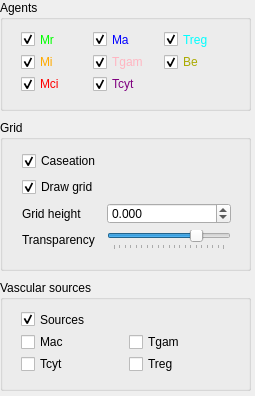
This is gui/agentswidget.ui in gmackie/GR-ABM-ODE-2D as Qt 5 draws it before an edit. The edited form follows.
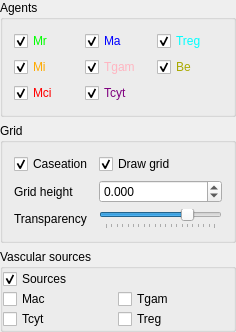
This is the edited form.

Commit message: Tweaked gui elements to be resized properly

```diff
--- a/gui/agentswidget.ui
+++ b/gui/agentswidget.ui
@@ -6,616 +6,579 @@
    <rect>
     <x>0</x>
     <y>0</y>
-    <width>255</width>
-    <height>396</height>
+    <width>236</width>
+    <height>312</height>
    </rect>
   </property>
   <property name="windowTitle">
    <string>AgentsWidget</string>
   </property>
-  <widget class="QGroupBox" name="groupBoxAgentsGrid">
-   <property name="geometry">
-    <rect>
-     <x>0</x>
-     <y>120</y>
-     <width>251</width>
-     <height>151</height>
-    </rect>
+  <layout class="QVBoxLayout" name="verticalLayout">
+   <property name="margin">
+    <number>0</number>
    </property>
-   <property name="title">
-    <string>Grid</string>
-   </property>
-   <widget class="QWidget" name="layoutWidget_Z">
-    <property name="geometry">
-     <rect>
-      <x>11</x>
-      <y>20</y>
-      <width>231</width>
-      <height>121</height>
-     </rect>
-    </property>
-    <layout class="QGridLayout" name="gridLayout_11">
-     <item row="0" column="0">
-      <widget class="QCheckBox" name="checkBoxDrawAgentCaseation">
-       <property name="text">
-        <string>Caseation</string>
-       </property>
-       <property name="checked">
-        <bool>true</bool>
-       </property>
-      </widget>
-     </item>
-     <item row="1" column="0">
-      <widget class="QCheckBox" name="checkBoxAgentDrawGrid">
-       <property name="text">
-        <string>Draw grid</string>
-       </property>
-       <property name="checked">
-        <bool>true</bool>
-       </property>
-      </widget>
-     </item>
-     <item row="2" column="0">
-      <widget class="QLabel" name="labelAgentsHeightGrid">
-       <property name="text">
-        <string>Grid height</string>
-       </property>
-      </widget>
-     </item>
-     <item row="3" column="0">
-      <widget class="QLabel" name="labelAgentstGridTransparency">
-       <property name="text">
-        <string>Transparency</string>
-       </property>
-      </widget>
-     </item>
-     <item row="3" column="1">
-      <widget class="QSlider" name="horizontalSliderAgentsAlpha">
-       <property name="enabled">
-        <bool>true</bool>
-       </property>
-       <property name="minimum">
-        <number>0</number>
-       </property>
-       <property name="maximum">
-        <number>20</number>
-       </property>
-       <property name="pageStep">
-        <number>2</number>
-       </property>
-       <property name="value">
-        <number>15</number>
-       </property>
-       <property name="orientation">
-        <enum>Qt::Horizontal</enum>
-       </property>
-       <property name="tickPosition">
-        <enum>QSlider::TicksBelow</enum>
-       </property>
-      </widget>
-     </item>
-     <item row="2" column="1">
-      <widget class="QDoubleSpinBox" name="doubleSpinBoxAgentsGridHeight">
-       <property name="enabled">
-        <bool>true</bool>
-       </property>
-       <property name="locale">
-        <locale language="English" country="UnitedStates"/>
-       </property>
-       <property name="decimals">
-        <number>3</number>
-       </property>
-       <property name="minimum">
-        <double>-40.000000000000000</double>
-       </property>
-       <property name="maximum">
-        <double>40.000000000000000</double>
-       </property>
-       <property name="singleStep">
-        <double>4.000000000000000</double>
-       </property>
-       <property name="value">
-        <double>0.000000000000000</double>
-       </property>
-      </widget>
-     </item>
-    </layout>
-   </widget>
-  </widget>
-  <widget class="QGroupBox" name="groupBoxAgentsSources">
-   <property name="geometry">
-    <rect>
-     <x>0</x>
-     <y>280</y>
-     <width>251</width>
-     <height>111</height>
-    </rect>
-   </property>
-   <property name="title">
-    <string>Vascular sources</string>
-   </property>
-   <widget class="QWidget" name="layoutWidgetW">
-    <property name="geometry">
-     <rect>
-      <x>10</x>
-      <y>20</y>
-      <width>231</width>
-      <height>83</height>
-     </rect>
-    </property>
-    <layout class="QGridLayout" name="gridLayout_17">
-     <item row="0" column="0">
-      <widget class="QCheckBox" name="checkBoxDrawAgentSources">
-       <property name="text">
-        <string>Sources</string>
-       </property>
-       <property name="checked">
-        <bool>true</bool>
-       </property>
-      </widget>
-     </item>
-     <item row="1" column="0">
-      <widget class="QCheckBox" name="checkBoxDrawAgentSourcesMac">
-       <property name="text">
-        <string>Mac</string>
-       </property>
-       <property name="checked">
-        <bool>false</bool>
-       </property>
-      </widget>
-     </item>
-     <item row="1" column="1">
-      <widget class="QCheckBox" name="checkBoxDrawAgentSourcesTgam">
-       <property name="text">
-        <string>Tgam</string>
-       </property>
-       <property name="checked">
-        <bool>false</bool>
-       </property>
-      </widget>
-     </item>
-     <item row="2" column="0">
-      <widget class="QCheckBox" name="checkBoxDrawAgentSourcesTcyt">
-       <property name="text">
-        <string>Tcyt</string>
-       </property>
-       <property name="checked">
-        <bool>false</bool>
-       </property>
-      </widget>
-     </item>
-     <item row="2" column="1">
-      <widget class="QCheckBox" name="checkBoxDrawAgentSourcesTreg">
-       <property name="text">
-        <string>Treg</string>
-       </property>
-       <property name="checked">
-        <bool>false</bool>
-       </property>
-      </widget>
-     </item>
-    </layout>
-   </widget>
-  </widget>
-  <widget class="QGroupBox" name="groupBoxAgents">
-   <property name="enabled">
-    <bool>true</bool>
-   </property>
-   <property name="geometry">
-    <rect>
-     <x>0</x>
-     <y>0</y>
-     <width>251</width>
-     <height>111</height>
-    </rect>
-   </property>
-   <property name="toolTip">
-    <string/>
-   </property>
-   <property name="title">
-    <string>Agents</string>
-   </property>
-   <widget class="QWidget" name="layoutWidget_Y">
-    <property name="geometry">
-     <rect>
-      <x>10</x>
-      <y>20</y>
-      <width>231</width>
-      <height>83</height>
-     </rect>
-    </property>
-    <layout class="QGridLayout" name="gridLayout_9">
-     <item row="0" column="0">
-      <widget class="QCheckBox" name="checkBoxDrawAgentMr">
-       <property name="palette">
-        <palette>
-         <active>
-          <colorrole role="WindowText">
-           <brush brushstyle="SolidPattern">
-            <color alpha="255">
-             <red>0</red>
-             <green>255</green>
-             <blue>0</blue>
-            </color>
-           </brush>
-          </colorrole>
-         </active>
-         <inactive>
-          <colorrole role="WindowText">
-           <brush brushstyle="SolidPattern">
-            <color alpha="255">
-             <red>0</red>
-             <green>255</green>
-             <blue>0</blue>
-            </color>
-           </brush>
-          </colorrole>
-         </inactive>
-         <disabled>
-          <colorrole role="WindowText">
-           <brush brushstyle="SolidPattern">
-            <color alpha="255">
-             <red>118</red>
-             <green>116</green>
-             <blue>113</blue>
-            </color>
-           </brush>
-          </colorrole>
-         </disabled>
-        </palette>
-       </property>
-       <property name="toolTip">
-        <string/>
-       </property>
-       <property name="text">
-        <string>Mr</string>
-       </property>
-       <property name="checked">
-        <bool>true</bool>
-       </property>
-      </widget>
-     </item>
-     <item row="0" column="1">
-      <widget class="QCheckBox" name="checkBoxDrawAgentMa">
-       <property name="palette">
-        <palette>
-         <active>
-          <colorrole role="WindowText">
-           <brush brushstyle="SolidPattern">
-            <color alpha="255">
-             <red>0</red>
-             <green>0</green>
-             <blue>255</blue>
-            </color>
-           </brush>
-          </colorrole>
-         </active>
-         <inactive>
-          <colorrole role="WindowText">
-           <brush brushstyle="SolidPattern">
-            <color alpha="255">
-             <red>0</red>
-             <green>0</green>
-             <blue>255</blue>
-            </color>
-           </brush>
-          </colorrole>
-         </inactive>
-         <disabled>
-          <colorrole role="WindowText">
-           <brush brushstyle="SolidPattern">
-            <color alpha="255">
-             <red>118</red>
-             <green>116</green>
-             <blue>113</blue>
-            </color>
-           </brush>
-          </colorrole>
-         </disabled>
-        </palette>
-       </property>
-       <property name="toolTip">
-        <string/>
-       </property>
-       <property name="text">
-        <string>Ma</string>
-       </property>
-       <property name="checked">
-        <bool>true</bool>
-       </property>
-      </widget>
-     </item>
-     <item row="1" column="0">
-      <widget class="QCheckBox" name="checkBoxDrawAgentMi">
-       <property name="palette">
-        <palette>
-         <active>
-          <colorrole role="WindowText">
-           <brush brushstyle="SolidPattern">
-            <color alpha="255">
-             <red>255</red>
-             <green>170</green>
-             <blue>0</blue>
-            </color>
-           </brush>
-          </colorrole>
-         </active>
-         <inactive>
-          <colorrole role="WindowText">
-           <brush brushstyle="SolidPattern">
-            <color alpha="255">
-             <red>255</red>
-             <green>170</green>
-             <blue>0</blue>
-            </color>
-           </brush>
-          </colorrole>
-         </inactive>
-         <disabled>
-          <colorrole role="WindowText">
-           <brush brushstyle="SolidPattern">
-            <color alpha="255">
-             <red>118</red>
-             <green>116</green>
-             <blue>113</blue>
-            </color>
-           </brush>
-          </colorrole>
-         </disabled>
-        </palette>
-       </property>
-       <property name="toolTip">
-        <string/>
-       </property>
-       <property name="text">
-        <string>Mi</string>
-       </property>
-       <property name="checked">
-        <bool>true</bool>
-       </property>
-      </widget>
-     </item>
-     <item row="1" column="1">
-      <widget class="QCheckBox" name="checkBoxDrawAgentTgam">
-       <property name="palette">
-        <palette>
-         <active>
-          <colorrole role="WindowText">
-           <brush brushstyle="SolidPattern">
-            <color alpha="255">
-             <red>255</red>
-             <green>181</green>
-             <blue>193</blue>
-            </color>
-           </brush>
-          </colorrole>
-         </active>
-         <inactive>
-          <colorrole role="WindowText">
-           <brush brushstyle="SolidPattern">
-            <color alpha="255">
-             <red>255</red>
-             <green>181</green>
-             <blue>193</blue>
-            </color>
-           </brush>
-          </colorrole>
-         </inactive>
-         <disabled>
-          <colorrole role="WindowText">
-           <brush brushstyle="SolidPattern">
-            <color alpha="255">
-             <red>118</red>
-             <green>116</green>
-             <blue>113</blue>
-            </color>
-           </brush>
-          </colorrole>
-         </disabled>
-        </palette>
-       </property>
-       <property name="text">
-        <string>Tgam</string>
-       </property>
-       <property name="checked">
-        <bool>true</bool>
-       </property>
-      </widget>
-     </item>
-     <item row="2" column="0">
-      <widget class="QCheckBox" name="checkBoxDrawAgentMci">
-       <property name="palette">
-        <palette>
-         <active>
-          <colorrole role="WindowText">
-           <brush brushstyle="SolidPattern">
-            <color alpha="255">
-             <red>255</red>
-             <green>0</green>
-             <blue>0</blue>
-            </color>
-           </brush>
-          </colorrole>
-         </active>
-         <inactive>
-          <colorrole role="WindowText">
-           <brush brushstyle="SolidPattern">
-            <color alpha="255">
-             <red>255</red>
-             <green>0</green>
-             <blue>0</blue>
-            </color>
-           </brush>
-          </colorrole>
-         </inactive>
-         <disabled>
-          <colorrole role="WindowText">
-           <brush brushstyle="SolidPattern">
-            <color alpha="255">
-             <red>118</red>
-             <green>116</green>
-             <blue>113</blue>
-            </color>
-           </brush>
-          </colorrole>
-         </disabled>
-        </palette>
-       </property>
-       <property name="toolTip">
-        <string/>
-       </property>
-       <property name="text">
-        <string>Mci</string>
-       </property>
-       <property name="checked">
-        <bool>true</bool>
-       </property>
-      </widget>
-     </item>
-     <item row="2" column="1">
-      <widget class="QCheckBox" name="checkBoxDrawAgentTcyt">
-       <property name="palette">
-        <palette>
-         <active>
-          <colorrole role="WindowText">
-           <brush brushstyle="SolidPattern">
-            <color alpha="255">
-             <red>127</red>
-             <green>0</green>
-             <blue>127</blue>
-            </color>
-           </brush>
-          </colorrole>
-         </active>
-         <inactive>
-          <colorrole role="WindowText">
-           <brush brushstyle="SolidPattern">
-            <color alpha="255">
-             <red>127</red>
-             <green>0</green>
-             <blue>127</blue>
-            </color>
-           </brush>
-          </colorrole>
-         </inactive>
-         <disabled>
-          <colorrole role="WindowText">
-           <brush brushstyle="SolidPattern">
-            <color alpha="255">
-             <red>118</red>
-             <green>116</green>
-             <blue>113</blue>
-            </color>
-           </brush>
-          </colorrole>
-         </disabled>
-        </palette>
-       </property>
-       <property name="text">
-        <string>Tcyt</string>
-       </property>
-       <property name="checked">
-        <bool>true</bool>
-       </property>
-      </widget>
-     </item>
-     <item row="0" column="2">
-      <widget class="QCheckBox" name="checkBoxDrawAgentTreg">
-       <property name="palette">
-        <palette>
-         <active>
-          <colorrole role="WindowText">
-           <brush brushstyle="SolidPattern">
-            <color alpha="255">
-             <red>0</red>
-             <green>255</green>
-             <blue>255</blue>
-            </color>
-           </brush>
-          </colorrole>
-         </active>
-         <inactive>
-          <colorrole role="WindowText">
-           <brush brushstyle="SolidPattern">
-            <color alpha="255">
-             <red>0</red>
-             <green>255</green>
-             <blue>255</blue>
-            </color>
-           </brush>
-          </colorrole>
-         </inactive>
-         <disabled>
-          <colorrole role="WindowText">
-           <brush brushstyle="SolidPattern">
-            <color alpha="255">
-             <red>118</red>
-             <green>116</green>
-             <blue>113</blue>
-            </color>
-           </brush>
-          </colorrole>
-         </disabled>
-        </palette>
-       </property>
-       <property name="text">
-        <string>Treg</string>
-       </property>
-       <property name="checked">
-        <bool>true</bool>
-       </property>
-      </widget>
-     </item>
-     <item row="1" column="2">
-      <widget class="QCheckBox" name="checkBoxDrawAgentExtMtb">
-       <property name="palette">
-        <palette>
-         <active>
-          <colorrole role="WindowText">
-           <brush brushstyle="SolidPattern">
-            <color alpha="255">
-             <red>170</red>
-             <green>170</green>
-             <blue>0</blue>
-            </color>
-           </brush>
-          </colorrole>
-         </active>
-         <inactive>
-          <colorrole role="WindowText">
-           <brush brushstyle="SolidPattern">
-            <color alpha="255">
-             <red>170</red>
-             <green>170</green>
-             <blue>0</blue>
-            </color>
-           </brush>
-          </colorrole>
-         </inactive>
-         <disabled>
-          <colorrole role="WindowText">
-           <brush brushstyle="SolidPattern">
-            <color alpha="255">
-             <red>118</red>
-             <green>116</green>
-             <blue>113</blue>
-            </color>
-           </brush>
-          </colorrole>
-         </disabled>
-        </palette>
-       </property>
-       <property name="text">
-        <string>Be</string>
-       </property>
-       <property name="checked">
-        <bool>true</bool>
-       </property>
-      </widget>
-     </item>
-    </layout>
-   </widget>
-  </widget>
+   <item>
+    <widget class="QGroupBox" name="groupBoxAgents">
+     <property name="enabled">
+      <bool>true</bool>
+     </property>
+     <property name="toolTip">
+      <string/>
+     </property>
+     <property name="title">
+      <string>Agents</string>
+     </property>
+     <layout class="QGridLayout" name="gridLayout_5">
+      <item row="0" column="2">
+       <widget class="QCheckBox" name="checkBoxDrawAgentTreg">
+        <property name="palette">
+         <palette>
+          <active>
+           <colorrole role="WindowText">
+            <brush brushstyle="SolidPattern">
+             <color alpha="255">
+              <red>0</red>
+              <green>255</green>
+              <blue>255</blue>
+             </color>
+            </brush>
+           </colorrole>
+          </active>
+          <inactive>
+           <colorrole role="WindowText">
+            <brush brushstyle="SolidPattern">
+             <color alpha="255">
+              <red>0</red>
+              <green>255</green>
+              <blue>255</blue>
+             </color>
+            </brush>
+           </colorrole>
+          </inactive>
+          <disabled>
+           <colorrole role="WindowText">
+            <brush brushstyle="SolidPattern">
+             <color alpha="255">
+              <red>118</red>
+              <green>116</green>
+              <blue>113</blue>
+             </color>
+            </brush>
+           </colorrole>
+          </disabled>
+         </palette>
+        </property>
+        <property name="text">
+         <string>Treg</string>
+        </property>
+        <property name="checked">
+         <bool>true</bool>
+        </property>
+       </widget>
+      </item>
+      <item row="1" column="2">
+       <widget class="QCheckBox" name="checkBoxDrawAgentExtMtb">
+        <property name="palette">
+         <palette>
+          <active>
+           <colorrole role="WindowText">
+            <brush brushstyle="SolidPattern">
+             <color alpha="255">
+              <red>170</red>
+              <green>170</green>
+              <blue>0</blue>
+             </color>
+            </brush>
+           </colorrole>
+          </active>
+          <inactive>
+           <colorrole role="WindowText">
+            <brush brushstyle="SolidPattern">
+             <color alpha="255">
+              <red>170</red>
+              <green>170</green>
+              <blue>0</blue>
+             </color>
+            </brush>
+           </colorrole>
+          </inactive>
+          <disabled>
+           <colorrole role="WindowText">
+            <brush brushstyle="SolidPattern">
+             <color alpha="255">
+              <red>118</red>
+              <green>116</green>
+              <blue>113</blue>
+             </color>
+            </brush>
+           </colorrole>
+          </disabled>
+         </palette>
+        </property>
+        <property name="text">
+         <string>Be</string>
+        </property>
+        <property name="checked">
+         <bool>true</bool>
+        </property>
+       </widget>
+      </item>
+      <item row="1" column="1">
+       <widget class="QCheckBox" name="checkBoxDrawAgentTgam">
+        <property name="palette">
+         <palette>
+          <active>
+           <colorrole role="WindowText">
+            <brush brushstyle="SolidPattern">
+             <color alpha="255">
+              <red>255</red>
+              <green>181</green>
+              <blue>193</blue>
+             </color>
+            </brush>
+           </colorrole>
+          </active>
+          <inactive>
+           <colorrole role="WindowText">
+            <brush brushstyle="SolidPattern">
+             <color alpha="255">
+              <red>255</red>
+              <green>181</green>
+              <blue>193</blue>
+             </color>
+            </brush>
+           </colorrole>
+          </inactive>
+          <disabled>
+           <colorrole role="WindowText">
+            <brush brushstyle="SolidPattern">
+             <color alpha="255">
+              <red>118</red>
+              <green>116</green>
+              <blue>113</blue>
+             </color>
+            </brush>
+           </colorrole>
+          </disabled>
+         </palette>
+        </property>
+        <property name="text">
+         <string>Tgam</string>
+        </property>
+        <property name="checked">
+         <bool>true</bool>
+        </property>
+       </widget>
+      </item>
+      <item row="0" column="0">
+       <widget class="QCheckBox" name="checkBoxDrawAgentMr">
+        <property name="palette">
+         <palette>
+          <active>
+           <colorrole role="WindowText">
+            <brush brushstyle="SolidPattern">
+             <color alpha="255">
+              <red>0</red>
+              <green>255</green>
+              <blue>0</blue>
+             </color>
+            </brush>
+           </colorrole>
+          </active>
+          <inactive>
+           <colorrole role="WindowText">
+            <brush brushstyle="SolidPattern">
+             <color alpha="255">
+              <red>0</red>
+              <green>255</green>
+              <blue>0</blue>
+             </color>
+            </brush>
+           </colorrole>
+          </inactive>
+          <disabled>
+           <colorrole role="WindowText">
+            <brush brushstyle="SolidPattern">
+             <color alpha="255">
+              <red>118</red>
+              <green>116</green>
+              <blue>113</blue>
+             </color>
+            </brush>
+           </colorrole>
+          </disabled>
+         </palette>
+        </property>
+        <property name="toolTip">
+         <string/>
+        </property>
+        <property name="text">
+         <string>Mr</string>
+        </property>
+        <property name="checked">
+         <bool>true</bool>
+        </property>
+       </widget>
+      </item>
+      <item row="0" column="1">
+       <widget class="QCheckBox" name="checkBoxDrawAgentMa">
+        <property name="palette">
+         <palette>
+          <active>
+           <colorrole role="WindowText">
+            <brush brushstyle="SolidPattern">
+             <color alpha="255">
+              <red>0</red>
+              <green>0</green>
+              <blue>255</blue>
+             </color>
+            </brush>
+           </colorrole>
+          </active>
+          <inactive>
+           <colorrole role="WindowText">
+            <brush brushstyle="SolidPattern">
+             <color alpha="255">
+              <red>0</red>
+              <green>0</green>
+              <blue>255</blue>
+             </color>
+            </brush>
+           </colorrole>
+          </inactive>
+          <disabled>
+           <colorrole role="WindowText">
+            <brush brushstyle="SolidPattern">
+             <color alpha="255">
+              <red>118</red>
+              <green>116</green>
+              <blue>113</blue>
+             </color>
+            </brush>
+           </colorrole>
+          </disabled>
+         </palette>
+        </property>
+        <property name="toolTip">
+         <string/>
+        </property>
+        <property name="text">
+         <string>Ma</string>
+        </property>
+        <property name="checked">
+         <bool>true</bool>
+        </property>
+       </widget>
+      </item>
+      <item row="2" column="1">
+       <widget class="QCheckBox" name="checkBoxDrawAgentTcyt">
+        <property name="palette">
+         <palette>
+          <active>
+           <colorrole role="WindowText">
+            <brush brushstyle="SolidPattern">
+             <color alpha="255">
+              <red>127</red>
+              <green>0</green>
+              <blue>127</blue>
+             </color>
+            </brush>
+           </colorrole>
+          </active>
+          <inactive>
+           <colorrole role="WindowText">
+            <brush brushstyle="SolidPattern">
+             <color alpha="255">
+              <red>127</red>
+              <green>0</green>
+              <blue>127</blue>
+             </color>
+            </brush>
+           </colorrole>
+          </inactive>
+          <disabled>
+           <colorrole role="WindowText">
+            <brush brushstyle="SolidPattern">
+             <color alpha="255">
+              <red>118</red>
+              <green>116</green>
+              <blue>113</blue>
+             </color>
+            </brush>
+           </colorrole>
+          </disabled>
+         </palette>
+        </property>
+        <property name="text">
+         <string>Tcyt</string>
+        </property>
+        <property name="checked">
+         <bool>true</bool>
+        </property>
+       </widget>
+      </item>
+      <item row="1" column="0">
+       <widget class="QCheckBox" name="checkBoxDrawAgentMi">
+        <property name="palette">
+         <palette>
+          <active>
+           <colorrole role="WindowText">
+            <brush brushstyle="SolidPattern">
+             <color alpha="255">
+              <red>255</red>
+              <green>170</green>
+              <blue>0</blue>
+             </color>
+            </brush>
+           </colorrole>
+          </active>
+          <inactive>
+           <colorrole role="WindowText">
+            <brush brushstyle="SolidPattern">
+             <color alpha="255">
+              <red>255</red>
+              <green>170</green>
+              <blue>0</blue>
+             </color>
+            </brush>
+           </colorrole>
+          </inactive>
+          <disabled>
+           <colorrole role="WindowText">
+            <brush brushstyle="SolidPattern">
+             <color alpha="255">
+              <red>118</red>
+              <green>116</green>
+              <blue>113</blue>
+             </color>
+            </brush>
+           </colorrole>
+          </disabled>
+         </palette>
+        </property>
+        <property name="toolTip">
+         <string/>
+        </property>
+        <property name="text">
+         <string>Mi</string>
+        </property>
+        <property name="checked">
+         <bool>true</bool>
+        </property>
+       </widget>
+      </item>
+      <item row="2" column="0">
+       <widget class="QCheckBox" name="checkBoxDrawAgentMci">
+        <property name="palette">
+         <palette>
+          <active>
+           <colorrole role="WindowText">
+            <brush brushstyle="SolidPattern">
+             <color alpha="255">
+              <red>255</red>
+              <green>0</green>
+              <blue>0</blue>
+             </color>
+            </brush>
+           </colorrole>
+          </active>
+          <inactive>
+           <colorrole role="WindowText">
+            <brush brushstyle="SolidPattern">
+             <color alpha="255">
+              <red>255</red>
+              <green>0</green>
+              <blue>0</blue>
+             </color>
+            </brush>
+           </colorrole>
+          </inactive>
+          <disabled>
+           <colorrole role="WindowText">
+            <brush brushstyle="SolidPattern">
+             <color alpha="255">
+              <red>118</red>
+              <green>116</green>
+              <blue>113</blue>
+             </color>
+            </brush>
+           </colorrole>
+          </disabled>
+         </palette>
+        </property>
+        <property name="toolTip">
+         <string/>
+        </property>
+        <property name="text">
+         <string>Mci</string>
+        </property>
+        <property name="checked">
+         <bool>true</bool>
+        </property>
+       </widget>
+      </item>
+     </layout>
+    </widget>
+   </item>
+   <item>
+    <widget class="QGroupBox" name="groupBoxAgentsGrid">
+     <property name="title">
+      <string>Grid</string>
+     </property>
+     <layout class="QGridLayout" name="gridLayout_4">
+      <item row="0" column="0">
+       <widget class="QCheckBox" name="checkBoxDrawAgentCaseation">
+        <property name="text">
+         <string>Caseation</string>
+        </property>
+        <property name="checked">
+         <bool>true</bool>
+        </property>
+       </widget>
+      </item>
+      <item row="2" column="0">
+       <widget class="QLabel" name="labelAgentsHeightGrid">
+        <property name="text">
+         <string>Grid height</string>
+        </property>
+       </widget>
+      </item>
+      <item row="2" column="1">
+       <widget class="QDoubleSpinBox" name="doubleSpinBoxAgentsGridHeight">
+        <property name="enabled">
+         <bool>true</bool>
+        </property>
+        <property name="locale">
+         <locale language="English" country="UnitedStates"/>
+        </property>
+        <property name="decimals">
+         <number>3</number>
+        </property>
+        <property name="minimum">
+         <double>-40.000000000000000</double>
+        </property>
+        <property name="maximum">
+         <double>40.000000000000000</double>
+        </property>
+        <property name="singleStep">
+         <double>4.000000000000000</double>
+        </property>
+        <property name="value">
+         <double>0.000000000000000</double>
+        </property>
+       </widget>
+      </item>
+      <item row="3" column="0">
+       <widget class="QLabel" name="labelAgentstGridTransparency">
+        <property name="text">
+         <string>Transparency</string>
+        </property>
+       </widget>
+      </item>
+      <item row="3" column="1">
+       <widget class="QSlider" name="horizontalSliderAgentsAlpha">
+        <property name="enabled">
+         <bool>true</bool>
+        </property>
+        <property name="minimum">
+         <number>0</number>
+        </property>
+        <property name="maximum">
+         <number>20</number>
+        </property>
+        <property name="pageStep">
+         <number>2</number>
+        </property>
+        <property name="value">
+         <number>15</number>
+        </property>
+        <property name="orientation">
+         <enum>Qt::Horizontal</enum>
+        </property>
+        <property name="tickPosition">
+         <enum>QSlider::TicksBelow</enum>
+        </property>
+       </widget>
+      </item>
+      <item row="0" column="1">
+       <widget class="QCheckBox" name="checkBoxAgentDrawGrid">
+        <property name="text">
+         <string>Draw grid</string>
+        </property>
+        <property name="checked">
+         <bool>true</bool>
+        </property>
+       </widget>
+      </item>
+     </layout>
+    </widget>
+   </item>
+   <item>
+    <widget class="QGroupBox" name="groupBoxAgentsSources">
+     <property name="title">
+      <string>Vascular sources</string>
+     </property>
+     <layout class="QGridLayout" name="gridLayout_6">
+      <property name="margin">
+       <number>0</number>
+      </property>
+      <property name="spacing">
+       <number>0</number>
+      </property>
+      <item row="0" column="0">
+       <widget class="QCheckBox" name="checkBoxDrawAgentSources">
+        <property name="text">
+         <string>Sources</string>
+        </property>
+        <property name="checked">
+         <bool>true</bool>
+        </property>
+       </widget>
+      </item>
+      <item row="1" column="0">
+       <widget class="QCheckBox" name="checkBoxDrawAgentSourcesMac">
+        <property name="text">
+         <string>Mac</string>
+        </property>
+        <property name="checked">
+         <bool>false</bool>
+        </property>
+       </widget>
+      </item>
+      <item row="1" column="1">
+       <widget class="QCheckBox" name="checkBoxDrawAgentSourcesTgam">
+        <property name="text">
+         <string>Tgam</string>
+        </property>
+        <property name="checked">
+         <bool>false</bool>
+        </property>
+       </widget>
+      </item>
+      <item row="2" column="0">
+       <widget class="QCheckBox" name="checkBoxDrawAgentSourcesTcyt">
+        <property name="text">
+         <string>Tcyt</string>
+        </property>
+        <property name="checked">
+         <bool>false</bool>
+        </property>
+       </widget>
+      </item>
+      <item row="2" column="1">
+       <widget class="QCheckBox" name="checkBoxDrawAgentSourcesTreg">
+        <property name="text">
+         <string>Treg</string>
+        </property>
+        <property name="checked">
+         <bool>false</bool>
+        </property>
+       </widget>
+      </item>
+     </layout>
+    </widget>
+   </item>
+  </layout>
  </widget>
  <layoutdefault spacing="6" margin="11"/>
  <resources/>
```
The commit also changes 7 other files.
